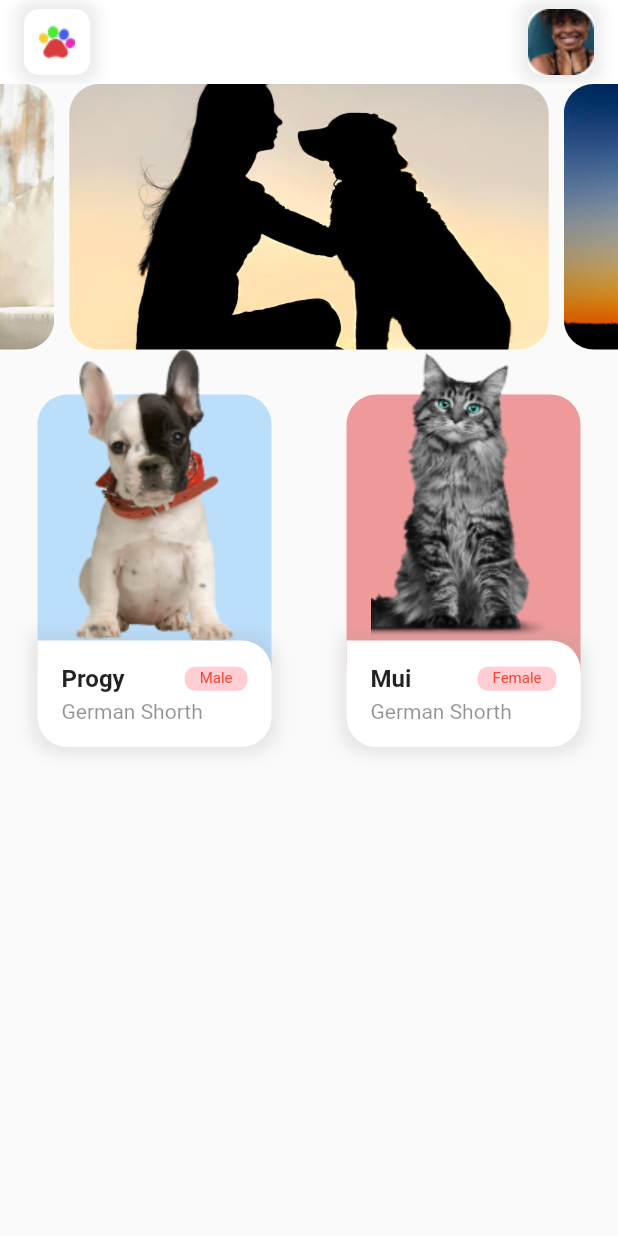
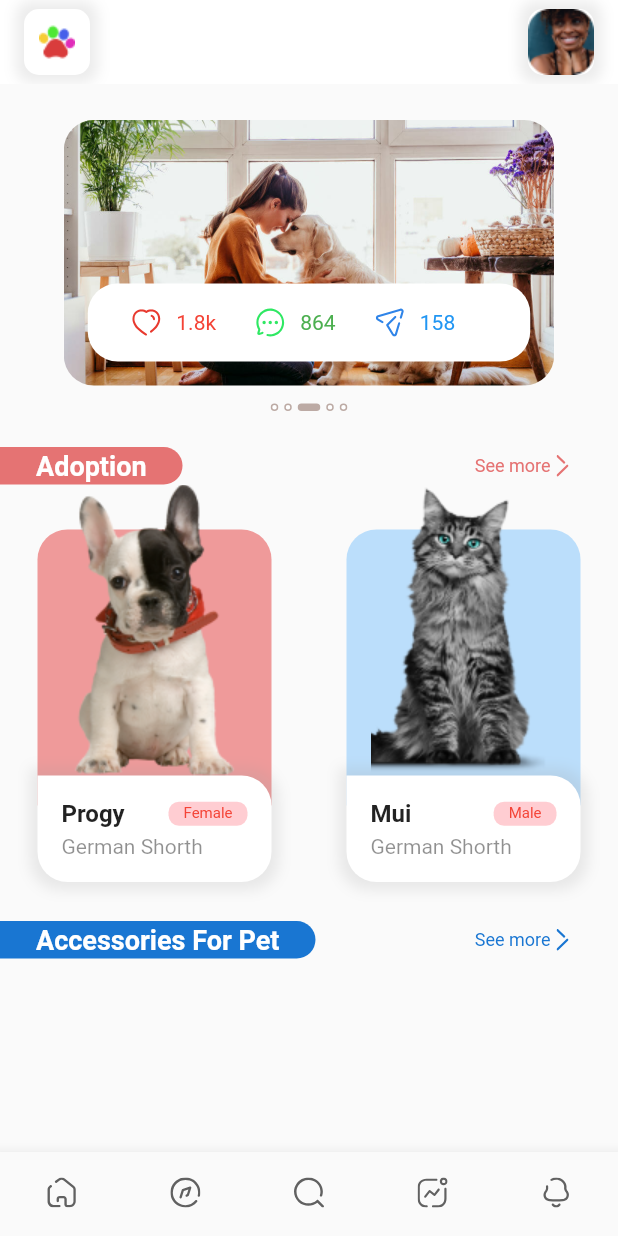
Before and after one commit to brostopchat/test-flutter-project, a Flutter app: the screen it shows after launch, on a phone screen of 412 x 824 dp. Run offline on Flutter 3.47's test engine with Material 2 defaults, Android fonts, the phone set to English and light mode, and no system bars; drawn by our look-alikes of carousel_slider; our stand-ins replace flutter_svg.

Commit message:
Nav bar + slider
Added:
-bottomNavBar
-sliderController
-categoryTitle
-more PageView pages
-remake some icons to svg

```diff
--- a/flutter_application_1/lib/main.dart
+++ b/flutter_application_1/lib/main.dart
@@ -1,5 +1,9 @@
 import 'package:flutter/material.dart';
+import 'package:flutter_application_1/widgets/bottom_nav_bar.dart';
+import 'package:flutter_application_1/widgets/category_title.dart';
 import 'package:flutter_application_1/widgets/galery_slider.dart';
+import 'package:flutter_application_1/widgets/galery_slider_control.dart';
+import 'package:flutter_svg/flutter_svg.dart';
 
 import 'widgets/product_widget.dart';
 import 'widgets/top_button.dart';
@@ -34,6 +38,26 @@ class MyHomePage extends StatefulWidget {
 }
 
 class _MyHomePageState extends State<MyHomePage> {
+  List<String> galeryItem = [
+    'assets/image/galery1.jpg',
+    'assets/image/galery2.jpg',
+    'assets/image/galery3.jpg',
+    'assets/image/galery4.jpg',
+    'assets/image/galery5.jpg',
+  ];
+  PageController controller = PageController(
+    initialPage: 0,
+  );
+
+  void onItemTapped(int index) {
+    // controller.jumpToPage(index);
+    controller.animateToPage(
+      index,
+      duration: Duration(milliseconds: 200),
+      curve: Curves.easeIn,
+    );
+  }
+
   @override
   Widget build(BuildContext context) {
     return Scaffold(
@@ -58,19 +82,31 @@ class _MyHomePageState extends State<MyHomePage> {
           ),
         ),
       ),
-      body: SingleChildScrollView(
+      body: PageView(
+        controller: controller,
+        children: [
+          SingleChildScrollView(
             child: Column(
               mainAxisAlignment: MainAxisAlignment.center,
               children: <Widget>[
                 Row(
                   children: [
-                GalerySlider(
-                  galeryItem: [
-                    'assets/image/galery1.jpg',
-                    'assets/image/galery2.jpg',
-                    'assets/image/galery3.jpg',
-                    'assets/image/galery4.jpg',
+                    Container(
+                      child: GalerySlider(
+                        galeryItem: galeryItem,
+                      ),
+                      margin: EdgeInsets.fromLTRB(0, 24, 0, 0),
+                    ),
                   ],
+                ),
+                Row(
+                  children: [
+                    Container(
+                      child: CategoryTitle(
+                        categoryName: 'Adoption',
+                        titleColor: Colors.red[300],
+                      ),
+                      margin: EdgeInsets.fromLTRB(0, 24, 0, 0),
                     ),
                   ],
                 ),
@@ -80,22 +116,96 @@ class _MyHomePageState extends State<MyHomePage> {
                     ProductWidget(
                       image: 'assets/image/dog1.png',
                       name: 'Progy',
+                      sex: 'Female',
+                      subName: 'German Shorth',
+                      backgroundColor: Colors.red[200],
+                    ),
+                    ProductWidget(
+                      image: 'assets/image/cat1.png',
+                      name: 'Mui',
                       sex: 'Male',
                       subName: 'German Shorth',
                       backgroundColor: Colors.blue[100],
                     ),
-                ProductWidget(
-                  image: 'assets/image/cat1.png',
-                  name: 'Mui',
-                  sex: 'Female',
-                  subName: 'German Shorth',
-                  backgroundColor: Colors.red[200],
+                  ],
+                ),
+                Row(
+                  children: [
+                    Container(
+                      child: CategoryTitle(
+                        categoryName: 'Accessories For Pet',
+                        titleColor: Colors.blue[700],
+                      ),
+                      margin: EdgeInsets.fromLTRB(0, 26, 0, 28),
                     ),
                   ],
                 ),
               ],
             ),
           ),
+          Container(
+            color: Colors.pink[300],
+          ),
+          Container(
+            color: Colors.grey[400],
+          ),
+          Container(
+            color: Colors.blue[800],
+          ),
+          Container(
+            color: Colors.green[300],
+          ),
+        ],
+      ),
+      // bottomNavigationBar: Row(
+      //   children: [
+      //     BottomNavBar(),
+      //   ],
+      // ),
+      bottomNavigationBar: BottomNavigationBar(
+        items: [
+          BottomNavigationBarItem(
+            icon: SvgPicture.asset(
+              'assets/svg_icon/Home.svg',
+              color: Colors.grey[700],
+            ),
+            label: 'Home',
+          ),
+          BottomNavigationBarItem(
+            icon: SvgPicture.asset(
+              'assets/svg_icon/Discovery.svg',
+              color: Colors.grey[700],
+            ),
+            label: 'Discovery',
+          ),
+          BottomNavigationBarItem(
+            icon: SvgPicture.asset(
+              'assets/svg_icon/Search.svg',
+              color: Colors.grey[700],
+            ),
+            label: 'Search',
+          ),
+          BottomNavigationBarItem(
+            icon: SvgPicture.asset(
+              'assets/svg_icon/Activity.svg',
+              color: Colors.grey[700],
+            ),
+            label: 'Activity',
+          ),
+          BottomNavigationBarItem(
+            icon: SvgPicture.asset(
+              'assets/svg_icon/Notification.svg',
+              color: Colors.grey[700],
+            ),
+            label: 'Notification',
+          ),
+        ],
+        selectedItemColor: Colors.amber[800],
+        type: BottomNavigationBarType.fixed,
+        showSelectedLabels: false,
+        showUnselectedLabels: false,
+        onTap: onItemTapped,
+      ),
     );
   }
 }
--- /dev/null
+++ b/flutter_application_1/lib/widgets/bottom_nav_bar.dart
@@ -0,0 +1,71 @@
+import 'package:flutter/material.dart';
+
+class BottomNavBar1 extends StatelessWidget {
+  @override
+  Widget build(BuildContext context) {
+    return Container(
+      width: MediaQuery.of(context).size.width,
+      child: Row(
+        mainAxisAlignment: MainAxisAlignment.spaceAround,
+        children: [
+          // home
+          GestureDetector(
+            child: Container(
+              color: Colors.red,
+              height: 16,
+              width: 16,
+            ),
+          ),
+          // navigate
+          GestureDetector(
+            child: Container(
+              color: Colors.red,
+              height: 16,
+              width: 16,
+            ),
+          ),
+          // search
+          GestureDetector(
+            child: Container(
+              color: Colors.red,
+              height: 16,
+              width: 16,
+            ),
+          ),
+          // message
+          GestureDetector(
+            child: Container(
+              color: Colors.red,
+              height: 16,
+              width: 16,
+            ),
+          ),
+          // notifi
+          GestureDetector(
+            child: Container(
+              color: Colors.red,
+              height: 16,
+              width: 16,
+            ),
+          ),
+        ],
+      ),
+      decoration: BoxDecoration(
+        color: Colors.blue,
+        boxShadow: [
+          BoxShadow(
+            color: Colors.grey.withOpacity(0.5),
+            spreadRadius: 5,
+            blurRadius: 7,
+            offset: Offset(0, -1),
+          ),
+        ],
+        borderRadius: BorderRadius.only(
+          topLeft: Radius.circular(25),
+          topRight: Radius.circular(25),
+        ),
+      ),
+      padding: EdgeInsets.fromLTRB(0, 22, 0, 50),
+    );
+  }
+}
--- /dev/null
+++ b/flutter_application_1/lib/widgets/category_title.dart
@@ -0,0 +1,70 @@
+import 'package:flutter/material.dart';
+import 'package:flutter_svg/flutter_svg.dart';
+
+class CategoryTitle extends StatelessWidget {
+  String? categoryName;
+  Color? titleColor;
+  CategoryTitle({
+    String? categoryName,
+    Color? titleColor,
+  }) {
+    this.categoryName = categoryName;
+    this.titleColor = titleColor;
+  }
+
+  @override
+  Widget build(BuildContext context) {
+    return Container(
+      width: MediaQuery.of(context).size.width,
+      child: Row(
+        mainAxisAlignment: MainAxisAlignment.spaceBetween,
+        children: [
+          Container(
+            child: Text(
+              categoryName.toString(),
+              style: TextStyle(
+                color: Colors.white,
+                fontSize: 18,
+                fontWeight: FontWeight.bold,
+              ),
+            ),
+            decoration: BoxDecoration(
+              color: titleColor,
+              borderRadius: BorderRadius.only(
+                topRight: Radius.circular(20),
+                bottomRight: Radius.circular(20),
+              ),
+            ),
+            padding: EdgeInsets.fromLTRB(24, 2, 24, 2),
+          ),
+          Container(
+            child: GestureDetector(
+              child: Row(
+                children: [
+                  Container(
+                    child: Text(
+                      'See more',
+                      style: TextStyle(
+                        color: titleColor,
+                        fontSize: 12,
+                      ),
+                    ),
+                  ),
+                  Container(
+                    child: SvgPicture.asset(
+                      'assets/svg_icon/arrow_right.svg',
+                      color: titleColor,
+                    ),
+                    height: 16,
+                    width: 16,
+                  ),
+                ],
+              ),
+            ),
+            margin: EdgeInsets.fromLTRB(9, 0, 29, 0),
+          ),
+        ],
+      ),
+    );
+  }
+}
--- a/flutter_application_1/lib/widgets/galery_slider.dart
+++ b/flutter_application_1/lib/widgets/galery_slider.dart
@@ -1,20 +1,50 @@
 import 'package:flutter/material.dart';
 import 'package:carousel_slider/carousel_slider.dart';
+import 'package:flutter_application_1/widgets/galery_social.dart';
 
-class GalerySlider extends StatelessWidget {
+import 'galery_slider_control.dart';
+
+class GalerySlider extends StatefulWidget {
   List<String> galeryItem = [];
+
   GalerySlider({
     required List<String> galeryItem,
   }) {
     this.galeryItem = galeryItem;
   }
+
+  @override
+  State<GalerySlider> createState() => _GalerySliderState();
+}
+
+class _GalerySliderState extends State<GalerySlider> {
+  int activeIndex = 2;
+
   @override
   Widget build(BuildContext context) {
-    return Container(
+    return Column(
+      children: [
+        Container(
           width: MediaQuery.of(context).size.width,
-      child: CarouselSlider(
-        options: CarouselOptions(height: 177),
-        items: galeryItem.map((i) {
+          child: Column(
+            mainAxisAlignment: MainAxisAlignment.center,
+            children: <Widget>[
+              Stack(
+                children: [
+                  CarouselSlider(
+                    options: CarouselOptions(
+                        height: 177,
+                        autoPlay: false,
+                        enlargeCenterPage: true,
+                        viewportFraction: 0.9,
+                        aspectRatio: 2.0,
+                        initialPage: 2,
+                        onPageChanged: (int index, _) {
+                          setState(() {
+                            activeIndex = index;
+                          });
+                        }),
+                    items: widget.galeryItem.map((i) {
                       return Builder(
                         builder: (BuildContext context) {
                           return Container(
@@ -29,15 +59,31 @@ class GalerySlider extends StatelessWidget {
                               i,
                               fit: BoxFit.fitWidth,
                             ),
-                // child: Text(
-                //   'text $i',
-                //   style: TextStyle(fontSize: 16.0),
-                // ),
                           );
                         },
                       );
                     }).toList(),
                   ),
+                  GalerySocial(
+                    likeCount: '1.8k',
+                    commentCount: '864',
+                    repostCount: '158',
+                  ),
+                ],
+              ),
+            ],
+          ),
+        ),
+        Container(
+          child: GalerySliderControl(
+            galeryItems: widget.galeryItem,
+            activeIndex: activeIndex,
+          ),
+          margin: EdgeInsets.only(
+            top: 12,
+          ),
+        ),
+      ],
     );
   }
 }
--- /dev/null
+++ b/flutter_application_1/lib/widgets/galery_slider_control.dart
@@ -0,0 +1,42 @@
+import 'package:flutter/material.dart';
+
+class GalerySliderControl extends StatelessWidget {
+  List<String> galeryItems = [];
+  int activeIndex = 1;
+  GalerySliderControl({
+    required List<String> galeryItems,
+    required int activeIndex,
+  }) {
+    this.galeryItems = galeryItems;
+    this.activeIndex = activeIndex;
+  }
+
+  @override
+  Widget build(BuildContext context) {
+    List<Widget> sliderButton = [];
+    for (var i = 0; i <= galeryItems.length - 1; i++) {
+      sliderButton.add(
+        AnimatedContainer(
+          width: activeIndex == i ? 15 : 5,
+          height: 5,
+          margin: EdgeInsets.fromLTRB(2, 0, 2, 0),
+          decoration: BoxDecoration(
+            borderRadius: BorderRadius.circular(5),
+            color: activeIndex == i ? Colors.brown.shade200 : Colors.white,
+            border: Border.all(
+              width: 1,
+              color: Colors.brown.shade200,
+            ),
+          ),
+          duration: Duration(milliseconds: 200),
+        ),
+      );
+    }
+
+    return Container(
+      child: Row(
+        children: sliderButton,
+      ),
+    );
+  }
+}
--- /dev/null
+++ b/flutter_application_1/lib/widgets/galery_social.dart
@@ -0,0 +1,125 @@
+import 'package:flutter/material.dart';
+import 'package:flutter_svg/flutter_svg.dart';
+
+class GalerySocial extends StatelessWidget {
+  String? likeCount;
+  String? commentCount;
+  String? repostCount;
+  Color? likeColor = Colors.red;
+  Color? commentColor = Colors.green;
+  Color? repostColor = Colors.blue;
+
+  GalerySocial({
+    String? likeCount,
+    String? commentCount,
+    String? repostCount,
+  }) {
+    this.likeCount = likeCount;
+    this.commentCount = commentCount;
+    this.repostCount = repostCount;
+  }
+
+  @override
+  Widget build(BuildContext context) {
+    return Positioned(
+      bottom: 16,
+      width: MediaQuery.of(context).size.width,
+      child: Center(
+        child: Container(
+          padding: EdgeInsets.fromLTRB(16, 16, 37, 16),
+          width: 295,
+          height: 52,
+          decoration: BoxDecoration(
+            color: Colors.white,
+            borderRadius: BorderRadius.circular(20),
+          ),
+          child: Row(
+            mainAxisAlignment: MainAxisAlignment.spaceAround,
+            children: [
+              // like
+              Container(
+                child: Row(
+                  children: [
+                    // logo
+                    Container(
+                      child: SvgPicture.asset('assets/svg_icon/like_icon.svg'),
+                      width: 20,
+                      height: 20,
+                    ),
+                    // count
+                    Container(
+                      child: Text(
+                        likeCount.toString(),
+                        style: TextStyle(
+                          fontSize: 14,
+                          color: likeColor,
+                        ),
+                      ),
+                      margin: EdgeInsets.only(
+                        left: 10,
+                      ),
+                    ),
+                  ],
+                ),
+              ),
+              // comment
+              Container(
+                child: Row(
+                  children: [
+                    // logo
+                    Container(
+                      child:
+                          SvgPicture.asset('assets/svg_icon/comment_icon.svg'),
+                      width: 20,
+                      height: 20,
+                    ),
+                    // count
+                    Container(
+                      child: Text(
+                        commentCount.toString(),
+                        style: TextStyle(
+                          fontSize: 14,
+                          color: commentColor,
+                        ),
+                      ),
+                      margin: EdgeInsets.only(
+                        left: 10,
+                      ),
+                    ),
+                  ],
+                ),
+              ),
+              // repost
+              Container(
+                child: Row(
+                  children: [
+                    // logo
+                    Container(
+                      child:
+                          SvgPicture.asset('assets/svg_icon/repost_icon.svg'),
+                      width: 20,
+                      height: 20,
+                    ),
+                    // count
+                    Container(
+                      child: Text(
+                        repostCount.toString(),
+                        style: TextStyle(
+                          fontSize: 14,
+                          color: repostColor,
+                        ),
+                      ),
+                      margin: EdgeInsets.only(
+                        left: 10,
+                      ),
+                    ),
+                  ],
+                ),
+              ),
+            ],
+          ),
+        ),
+      ),
+    );
+  }
+}
--- a/flutter_application_1/pubspec.yaml
+++ b/flutter_application_1/pubspec.yaml
@@ -35,6 +35,7 @@ dependencies:
   # Use with the CupertinoIcons class for iOS style icons.
   cupertino_icons: ^1.0.2
   carousel_slider: ^4.0.0
+  flutter_svg: ^0.23.0+1
 
 dev_dependencies:
   flutter_test:
@@ -66,6 +67,7 @@ flutter:
     - assets/
     - assets/image/
     - assets/button/
+    - assets/svg_icon/
 
   # An image asset can refer to one or more resolution-specific "variants", see
   # https://flutter.dev/assets-and-images/#resolution-aware.
```
Also changed, not shown: flutter_application_1/lib/widgets/product_widget.dart (+9 -3 lines), flutter_application_1/assets/button/right_arrow.png (added), flutter_application_1/assets/image/galery5.jpg (added), flutter_application_1/assets/svg_icon/Activity.svg (added), flutter_application_1/assets/svg_icon/Discovery.svg (added), flutter_application_1/assets/svg_icon/Home.svg (added), flutter_application_1/assets/svg_icon/Notification.svg (added), flutter_application_1/assets/svg_icon/Search.svg (added), flutter_application_1/assets/svg_icon/arrow_right.svg (added), flutter_application_1/assets/svg_icon/comment_icon.svg (added), flutter_application_1/assets/svg_icon/like_icon.svg (added), flutter_application_1/assets/svg_icon/repost_icon.svg (added), flutter_application_1/pubspec.lock. Lines whose indentation alone changed are shown as unchanged.
